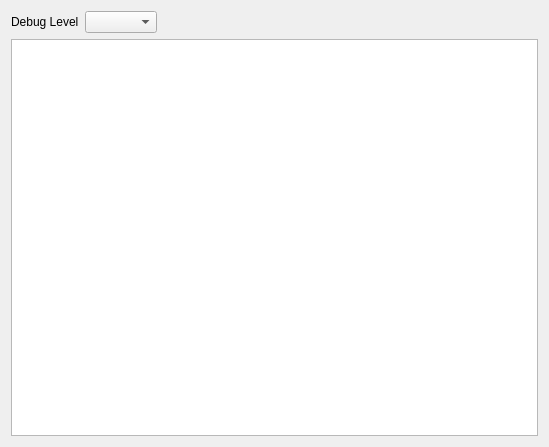
Qt form YUViewLib/ui/LoggingViewer.ui (IENT/YUView) before a commit.
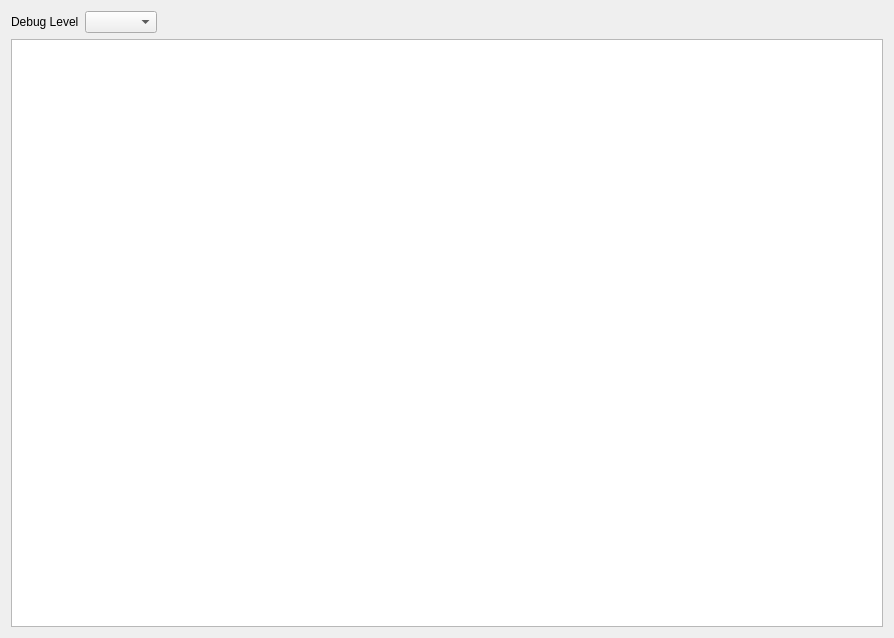
The same form after that commit.

Patch:
```diff
--- a/YUViewLib/ui/LoggingViewer.ui
+++ b/YUViewLib/ui/LoggingViewer.ui
@@ -6,8 +6,8 @@
    <rect>
     <x>0</x>
     <y>0</y>
-    <width>549</width>
-    <height>447</height>
+    <width>894</width>
+    <height>638</height>
    </rect>
   </property>
   <property name="windowTitle">
```
